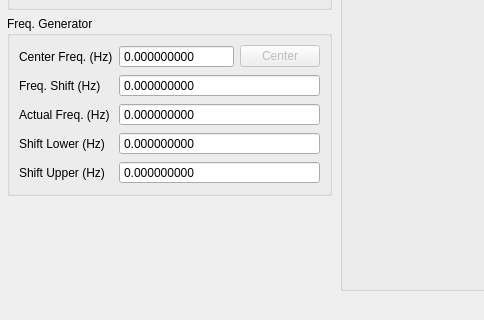
Old version of the form mfli_oscillation_control_v0.ui in the repository S73f4n/zhinstafm; both pictures show x 0 to 484 and y 330 to 650 of the 1071 by 650 pixel window.
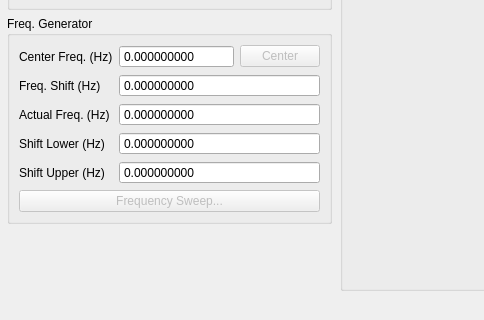
New version of the form. Custom widgets are drawn as their Qt base class.

Commit message: frequency sweep

Diff of the .ui file:
```diff
--- a/mfli_oscillation_control_v0.ui
+++ b/mfli_oscillation_control_v0.ui
@@ -454,6 +454,12 @@
               </property>
              </widget>
             </item>
+            <item row="5" column="0" colspan="3">
+             <widget class="QPushButton" name="sweepButton">
+              <property name="enabled"><bool>false</bool></property>
+              <property name="text"><string>Frequency Sweep...</string></property>
+             </widget>
+            </item>
            </layout>
           </widget>
          </item>
```
The commit also changes 2 other files.
